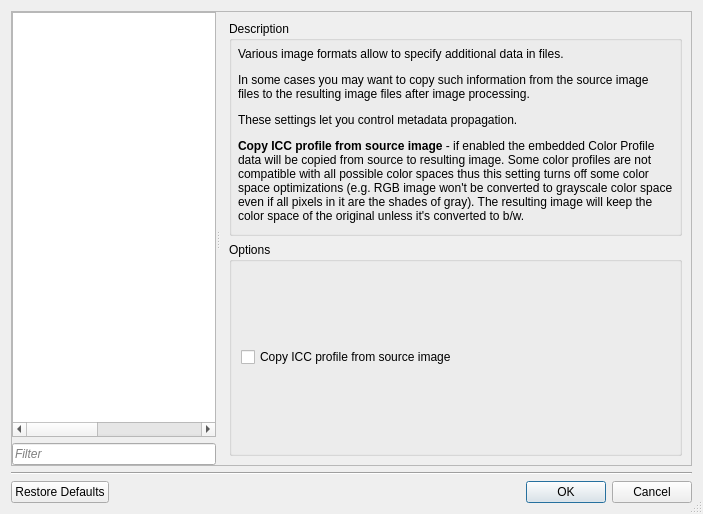
Before: the Qt Designer form src/app/ui/SettingsDialog.ui in trufanov-nok/scantailor-universal, drawn with Qt 5.
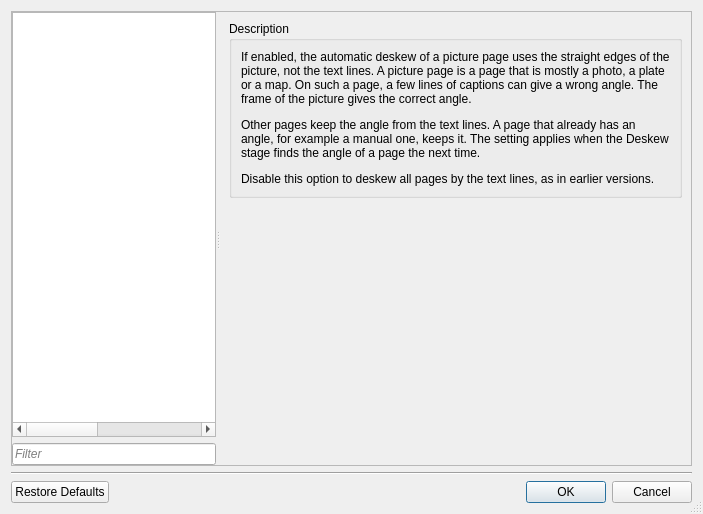
After: the same form once the commit is applied. The open tabs and pages were chosen to show the change. Icons and pictures are not drawn. Custom widgets are drawn as their Qt base class.

Commit message:
Deskew picture pages by the picture edges
On a page that is mostly a photo or a plate, the text lines give a
bad angle. Find the angle from the straight edges of the picture.
Text pages keep the angle from the text lines.

Add the settings item "Picture pages by picture edges" under Deskew
and the CLI option --deskew-pictures.

Diff of the .ui file:
```diff
--- a/src/app/ui/SettingsDialog.ui
+++ b/src/app/ui/SettingsDialog.ui
@@ -4257,6 +4257,51 @@
         </item>
        </layout>
       </widget>
+      <widget class="QWidget" name="pageDeskewPictureEdges">
+       <layout class="QVBoxLayout" name="layoutDeskewPictureEdges">
+        <item>
+         <widget class="QGroupBox" name="groupDeskewPictureEdgesDescr">
+          <property name="title">
+           <string>Description</string>
+          </property>
+          <layout class="QVBoxLayout" name="layoutDeskewPictureEdgesDescr">
+           <item>
+            <widget class="QLabel" name="lblDeskewPictureEdgesDescr">
+             <property name="text">
+              <string>&lt;p&gt;If enabled, the automatic deskew of a picture page uses the straight edges of the picture, not the text lines. A picture page is a page that is mostly a photo, a plate or a map. On such a page, a few lines of captions can give a wrong angle. The frame of the picture gives the correct angle.&lt;/p&gt;&lt;p&gt;Other pages keep the angle from the text lines. A page that already has an angle, for example a manual one, keeps it. The setting applies when the Deskew stage finds the angle of a page the next time.&lt;/p&gt;&lt;p&gt;Disable this option to deskew all pages by the text lines, as in earlier versions.&lt;/p&gt;</string>
+             </property>
+             <property name="textFormat">
+              <enum>Qt::RichText</enum>
+             </property>
+             <property name="alignment">
+              <set>Qt::AlignLeading|Qt::AlignLeft|Qt::AlignTop</set>
+             </property>
+             <property name="wordWrap">
+              <bool>true</bool>
+             </property>
+             <property name="textInteractionFlags">
+              <set>Qt::LinksAccessibleByMouse|Qt::TextSelectableByKeyboard|Qt::TextSelectableByMouse</set>
+             </property>
+            </widget>
+           </item>
+          </layout>
+         </widget>
+        </item>
+        <item>
+         <spacer name="spacerDeskewPictureEdges">
+          <property name="orientation">
+           <enum>Qt::Vertical</enum>
+          </property>
+          <property name="sizeHint" stdset="0">
+           <size>
+            <width>20</width>
+            <height>40</height>
+           </size>
+          </property>
+         </spacer>
+        </item>
+       </layout>
+      </widget>
       <widget class="QWidget" name="pageDebugMode">
        <layout class="QVBoxLayout" name="verticalLayout_4">
         <property name="spacing">
```
The commit also changes 14 other files.
